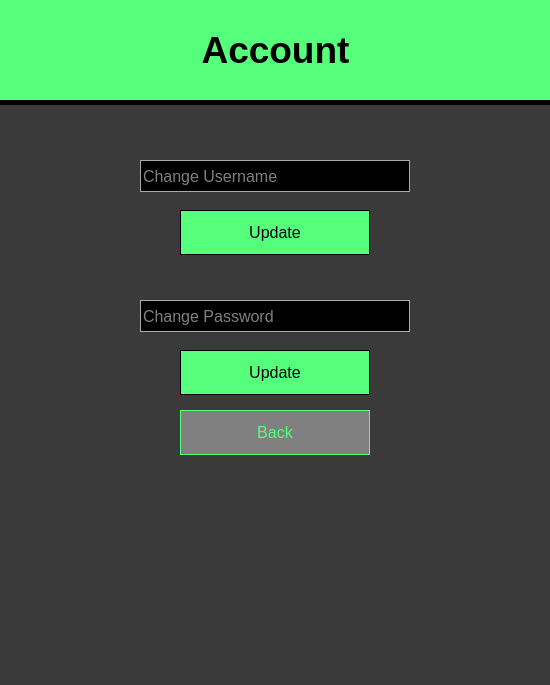
This is Cove_Client/cove_account.ui in tyler-becker/Middle-Management-CMPS285 as Qt 5 draws it before an edit. The edited form follows.
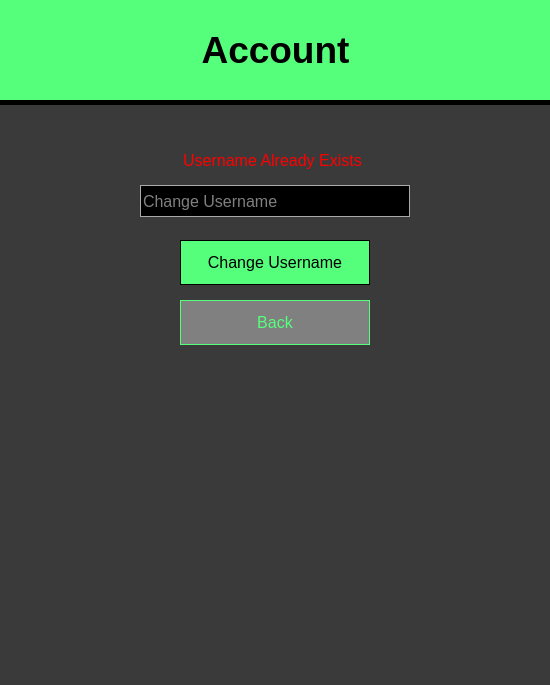
This is the edited form.

Patch:
```diff
--- a/Cove_Client/cove_account.ui
+++ b/Cove_Client/cove_account.ui
@@ -438,7 +438,7 @@
    <property name="geometry">
     <rect>
      <x>140</x>
-     <y>160</y>
+     <y>185</y>
      <width>270</width>
      <height>32</height>
     </rect>
@@ -467,79 +467,11 @@
     <string>Change Username</string>
    </property>
   </widget>
-  <widget class="QLineEdit" name="lineEdit_ChangePassword">
-   <property name="geometry">
-    <rect>
-     <x>140</x>
-     <y>300</y>
-     <width>270</width>
-     <height>32</height>
-    </rect>
-   </property>
-   <property name="styleSheet">
-    <string notr="true">QLineEdit
-{
-	color: white;
-	background-color: black;
-	alternate-background-color: black;
-	font: 12pt &quot;Arial&quot;;
-	selection-color: black;
-	selection-background-color: white;
-	border: 1px solid darkgrey;
-}
-QLineEdit:hover
-{
-	border: 1px solid lightgrey;
-}
-QLineEdit:focus
-{
-	border: 1px solid  rgb(84, 255, 124);
-}</string>
-   </property>
-   <property name="placeholderText">
-    <string>Change Password</string>
-   </property>
-  </widget>
-  <widget class="QPushButton" name="pushButton_ChangePassword">
-   <property name="geometry">
-    <rect>
-     <x>180</x>
-     <y>350</y>
-     <width>190</width>
-     <height>45</height>
-    </rect>
-   </property>
-   <property name="styleSheet">
-    <string notr="true">QPushButton
-{
-	color: black;
-	background-color: #55ff7c;
-	alternate-background-color: grey;
-	font: 12pt &quot;Arial&quot;;
-	selection-color: grey;
-	selection-background-color: black;
-	border: 1px solid black
-}
-QPushButton:hover
-{
-	border: 2px solid black;
-}
-QPushButton:disabled
-{
-	color: lightgrey;
-	background-color: grey;
-	border: 1px solid lightgrey;
-}</string>
-   </property>
-   <property name="text">
-    <string>Update</string>
-   </property>
-  </widget>
   <widget class="QPushButton" name="pushButton_Back">
    <property name="geometry">
     <rect>
      <x>180</x>
-     <y>410</y>
+     <y>300</y>
      <width>190</width>
      <height>45</height>
     </rect>
@@ -569,7 +501,7 @@
    <property name="geometry">
     <rect>
      <x>180</x>
-     <y>210</y>
+     <y>240</y>
      <width>190</width>
      <height>45</height>
     </rect>
@@ -597,7 +529,7 @@
 }</string>
    </property>
    <property name="text">
-    <string>Update</string>
+    <string>Change Username</string>
    </property>
   </widget>
   <widget class="Line" name="line">
@@ -673,6 +605,34 @@
     <set>Qt::AlignCenter</set>
    </property>
   </widget>
+  <widget class="QLabel" name="label_UsernameAleardyExists">
+   <property name="geometry">
+    <rect>
+     <x>160</x>
+     <y>150</y>
+     <width>225</width>
+     <height>20</height>
+    </rect>
+   </property>
+   <property name="font">
+    <font>
+     <family>Arial</family>
+     <pointsize>12</pointsize>
+    </font>
+   </property>
+   <property name="styleSheet">
+    <string notr="true">QLabel{
+	color: red;
+	background-color: none;
+}</string>
+   </property>
+   <property name="text">
+    <string>Username Already Exists</string>
+   </property>
+   <property name="alignment">
+    <set>Qt::AlignCenter</set>
+   </property>
+  </widget>
  </widget>
  <tabstops>
   <tabstop>lineEdit_ChangeUsername</tabstop>
```
Left out of the diff: 2 changed lines with no effect on the pictures.
